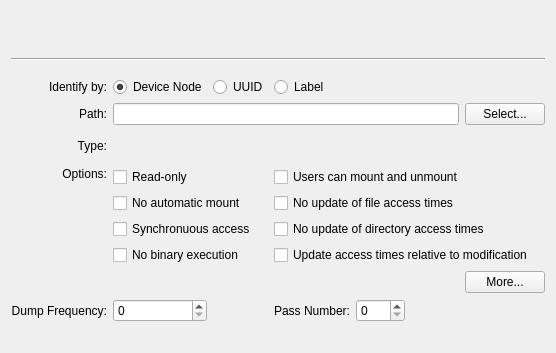
First picture: the form in src/gui/editmountpointdialogwidgetbase.ui, repository KDE/partitionmanager, before the edit.
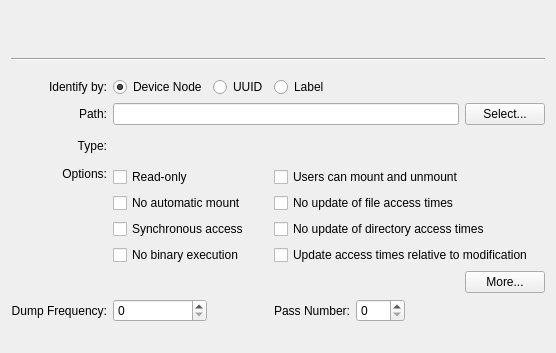
Second picture: the form after the edit. Custom widgets are drawn as their Qt base class.

Commit message: oh dear... if people are nice enough to fix your speling mistakes, at least don't kill their corrections...

What changed in the file:
```diff
--- a/src/gui/editmountpointdialogwidgetbase.ui
+++ b/src/gui/editmountpointdialogwidgetbase.ui
@@ -101,7 +101,7 @@
    <item row="9" column="1" colspan="2">
     <widget class="QCheckBox" name="m_CheckSync">
      <property name="text">
-      <string>Synchronuous access</string>
+      <string>Synchronous access</string>
      </property>
     </widget>
    </item>
```
